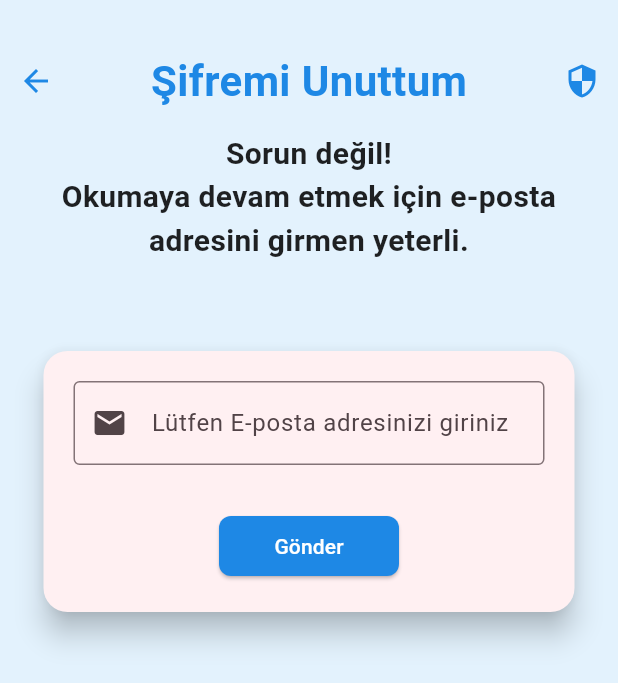
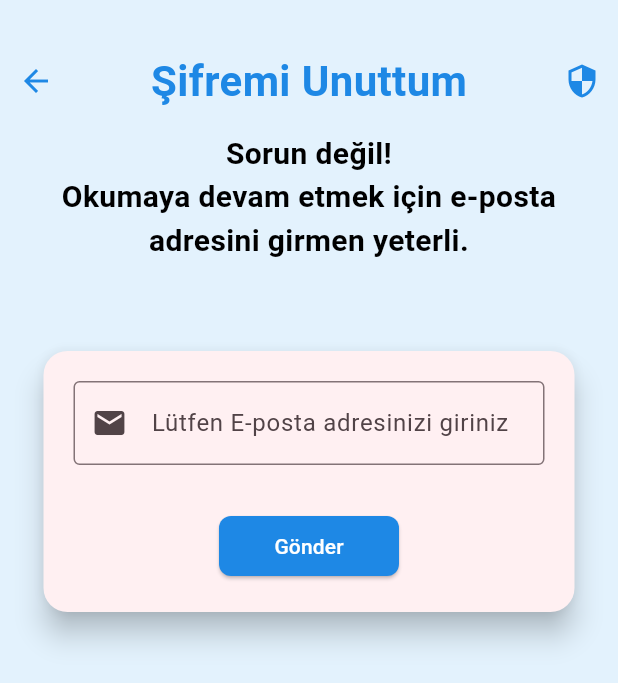
Before and after one commit to FurkanOguzgoksu/flutter-api-book-example, a Flutter app: the screen it shows after launch, after a tap on "Şifrenizi mi unuttunuz?", on a phone screen of 412 x 824 dp. Shown: the top 683 px of the screen. Run offline on Flutter 3.47's test engine with Material 3 defaults, Android fonts, the light colour scheme and no system bars; our stand-ins replace animated_text_kit, connectivity_plus, shared_preferences; network calls fail.

Commit message:
upgrade color

```diff
--- a/lib/pages/user_operations/page_forgot_password.dart
+++ b/lib/pages/user_operations/page_forgot_password.dart
@@ -64,7 +64,7 @@ class _PageForgotPasswordState extends State<PageForgotPassword> {
               ),
 
               const SizedBox(height: 10),
-              const Padding(
+              Padding(
                 padding: EdgeInsets.symmetric(horizontal: 24.0),
                 child: Center(
                   child: Text(
@@ -72,7 +72,7 @@ class _PageForgotPasswordState extends State<PageForgotPassword> {
                     textAlign: TextAlign.center,
                     style: TextStyle(
                       fontSize: 20,
-                      color: Colors.black87,
+                      color: kBlackColor,
                       fontWeight: FontWeight.bold,
                     ),
                   ),
@@ -180,9 +180,9 @@ class _PageForgotPasswordState extends State<PageForgotPassword> {
                                       borderRadius: BorderRadius.circular(8),
                                     ),
                                   ),
-                                  child: const Text(
+                                  child: Text(
                                     "Gönder",
-                                    style: TextStyle(color: Colors.white),
+                                    style: TextStyle(color: kTextWhiteColor),
                                   ),
                                 ),
                               ),
--- a/lib/pages/user_operations/page_log_in.dart
+++ b/lib/pages/user_operations/page_log_in.dart
@@ -145,12 +145,12 @@ class _LogInPageState extends State<LogInPage> {
                                   value == null || value.isEmpty
                                   ? "Kullanıcı adı boş bırakılamaz"
                                   : null,
-                              decoration: const InputDecoration(
+                              decoration: InputDecoration(
                                 labelText: "Kullanıcı adınızı giriniz",
                                 border: OutlineInputBorder(),
                                 prefixIcon: Icon(
                                   Icons.person,
-                                  color: Colors.black,
+                                  color: kBlackColor,
                                 ),
                               ),
                             ),
@@ -170,7 +170,7 @@ class _LogInPageState extends State<LogInPage> {
                                 border: const OutlineInputBorder(),
                                 prefixIcon: Icon(
                                   Icons.password,
-                                  color: Colors.black,
+                                  color: kBlackColor,
                                 ),
                                 suffixIcon: IconButton(
                                   onPressed: () {
@@ -203,7 +203,7 @@ class _LogInPageState extends State<LogInPage> {
                                 "Şifrenizi mi unuttunuz?",
                                 style: TextStyle(
                                   decoration: TextDecoration.underline,
-                                  color: Colors.black,
+                                  color: kBlackColor,
                                 ),
                               ),
                             ),
@@ -231,7 +231,7 @@ class _LogInPageState extends State<LogInPage> {
                                           },
                                     child: Text(
                                       "Kayıt Ol",
-                                      style: TextStyle(color: Colors.white),
+                                      style: TextStyle(color: kTextWhiteColor),
                                     ),
                                   ),
                                 ),
@@ -311,9 +311,9 @@ class _LogInPageState extends State<LogInPage> {
                                             }
                                           },
 
-                                    child: const Text(
+                                    child: Text(
                                       "Giriş Yap",
-                                      style: TextStyle(color: Colors.white),
+                                      style: TextStyle(color: kTextWhiteColor),
                                     ),
                                   ),
                                 ),
@@ -321,10 +321,10 @@ class _LogInPageState extends State<LogInPage> {
                             ),
                             const SizedBox(height: 10),
                             Row(
-                              children: const [
+                              children: [
                                 Expanded(
                                   child: Divider(
-                                    color: Colors.black,
+                                    color: kBlackColor,
                                     thickness: 1, // Kalınlık
                                   ),
                                 ),
@@ -332,12 +332,12 @@ class _LogInPageState extends State<LogInPage> {
                                   padding: EdgeInsets.symmetric(horizontal: 10),
                                   child: Text(
                                     "Hesabını Bağla",
-                                    style: TextStyle(color: Colors.black),
+                                    style: TextStyle(color: kBlackColor),
                                   ),
                                 ),
                                 Expanded(
                                   child: Divider(
-                                    color: Colors.black,
+                                    color: kBlackColor,
                                     thickness: 1,
                                   ),
                                 ),
--- a/lib/widgets/constant.dart
+++ b/lib/widgets/constant.dart
@@ -7,4 +7,6 @@ final String kUserForgotPasswordLink =
     "https://api.freeapi.app/api/v1/users/forgot-password";
 
 final Color kBackgroundColor = Colors.lightGreen;
+final Color kTextWhiteColor = Colors.white;
+final Color kBlackColor = Colors.black;
 final double kBookPrice = 1.00;
```
Also changed, not shown: lib/pages/page_book_detail.dart (+4 -4 lines), lib/pages/page_home.dart (+7 -6 lines), lib/pages/user_operations/page_sign_up.dart (+4 -4 lines), lib/widgets/first_banner.dart (+5 -2 lines).
